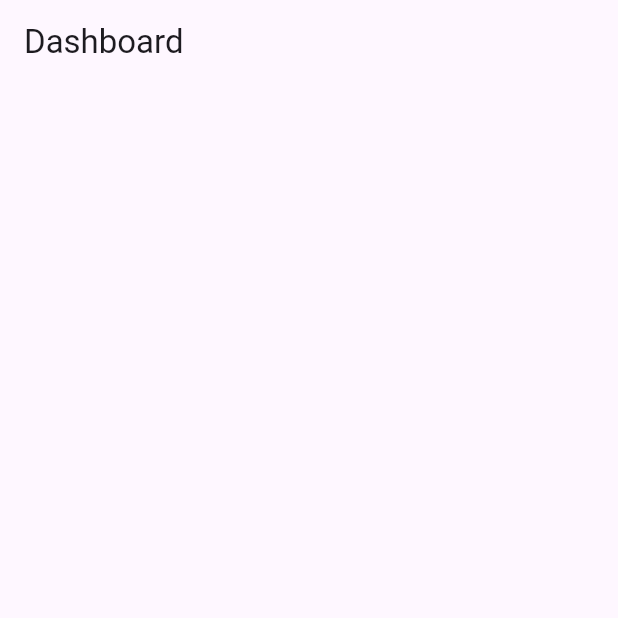
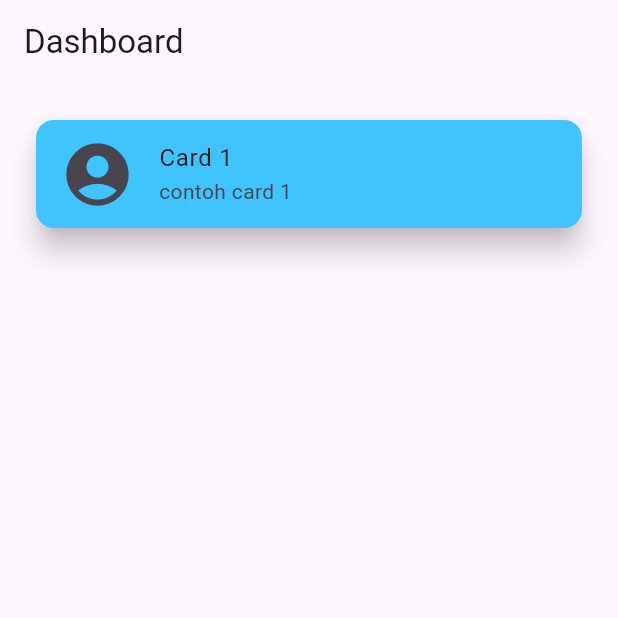
Before and after one commit to GUYwithPTSD/tugas_week8_1123150135, a Flutter app: the screen it shows after launch, on a phone screen of 412 x 824 dp, the top half of it. Run offline on Flutter 3.47's test engine with Material 3 defaults, Android fonts, the phone set to English and light mode, and no system bars.

Commit message:
penambahan code card

```diff
--- a/lib/pages/test.dart
+++ b/lib/pages/test.dart
@@ -11,7 +11,17 @@ class TestPages extends StatelessWidget {
         child: Container(
           padding: const EdgeInsets.all(20.0),
           child: Column(
-            children: [Card(color: Colors.lightBlueAccent, elevation: 8)],
+            children: [
+              Card(
+                color: Colors.lightBlueAccent,
+                elevation: 8,
+                child: ListTile(
+                  leading: Icon(Icons.account_circle, size: 50),
+                  title: Text("Card 1"),
+                  subtitle: Text("contoh card 1"),
+                ),
+              ),
+            ],
           ),
         ),
       ),
```
